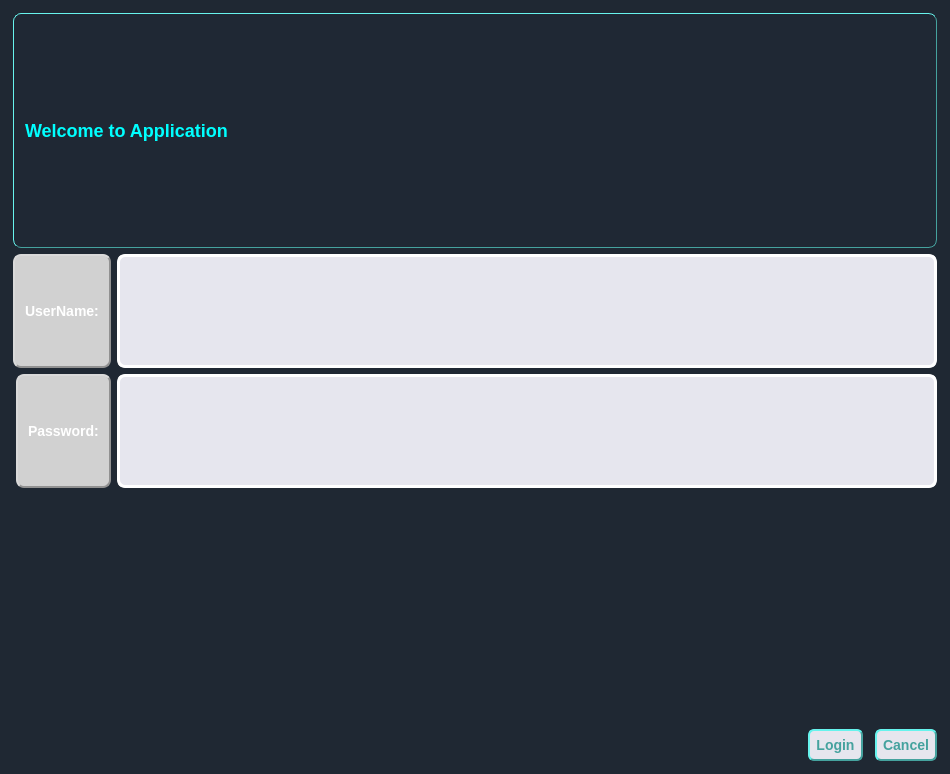
Before: the Qt Designer form ui/auth.ui in kiozet/TaskManagerWithAI, drawn with Qt 5.
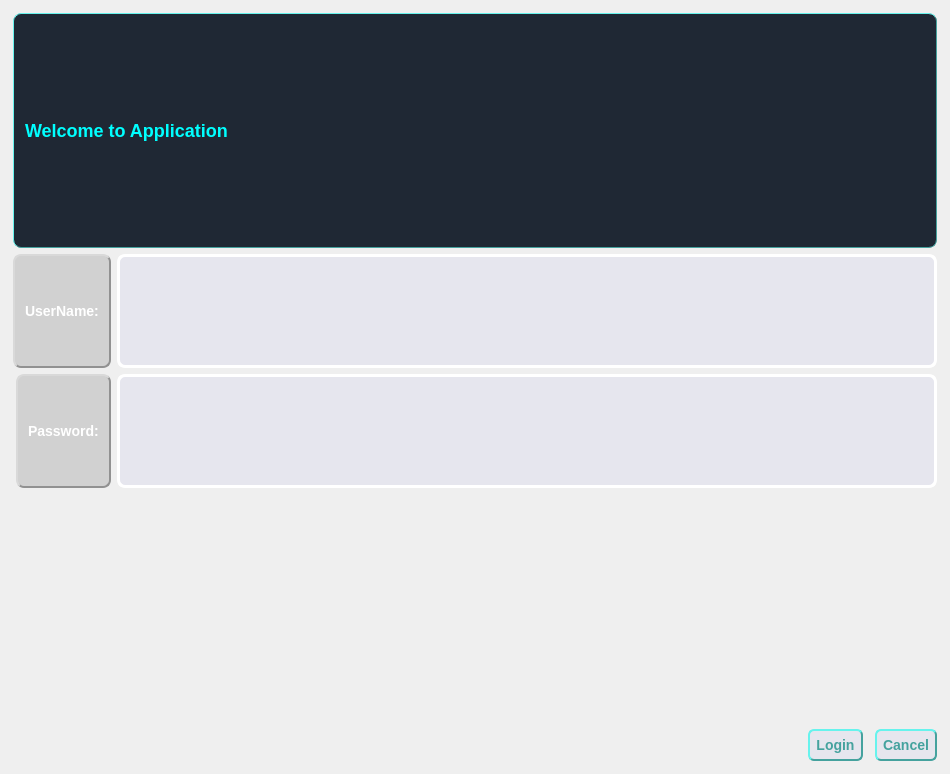
After: the same form once the commit is applied. Icons and pictures are not drawn.

Commit message: Edit way to background-image again

What changed in the file:
```diff
--- a/ui/auth.ui
+++ b/ui/auth.ui
@@ -25,7 +25,7 @@
     border: 2px;
     border-radius: 4px;
     padding: 2px;
-    background-color: #1F2833;
+	background-image: url(../content/raccoon.jpg)
 }</string>
   </property>
   <layout class="QVBoxLayout" name="verticalLayout">
```
Left out of the diff: 5 changed lines with no effect on the pictures. The commit also changes 1 other file.
